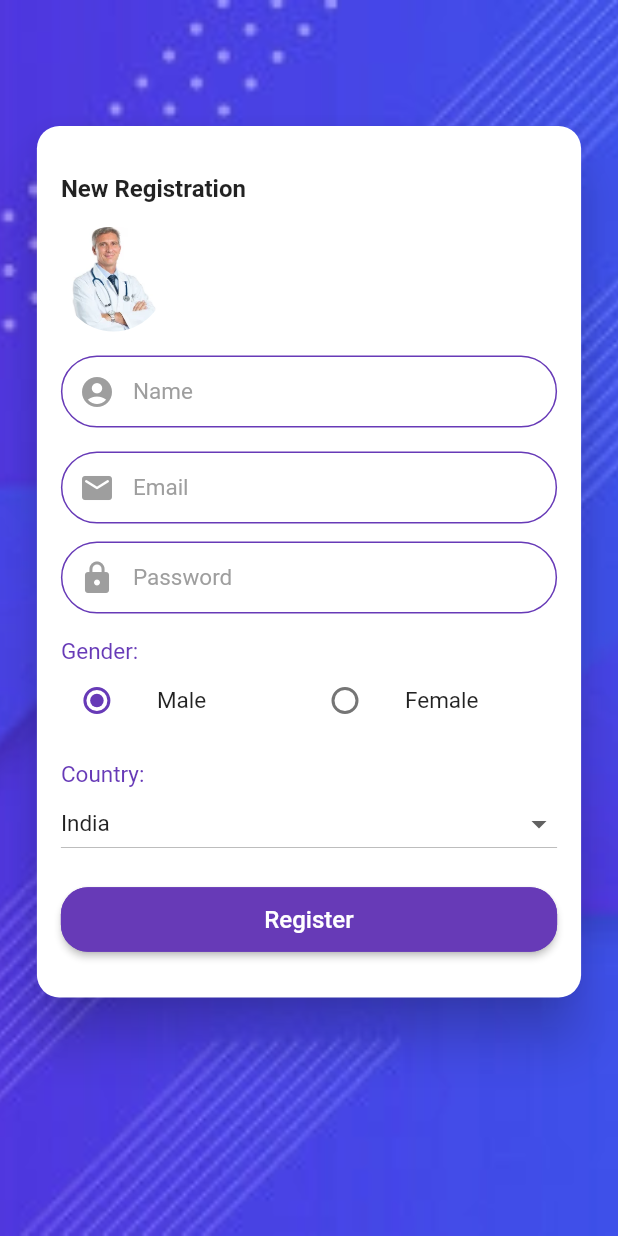
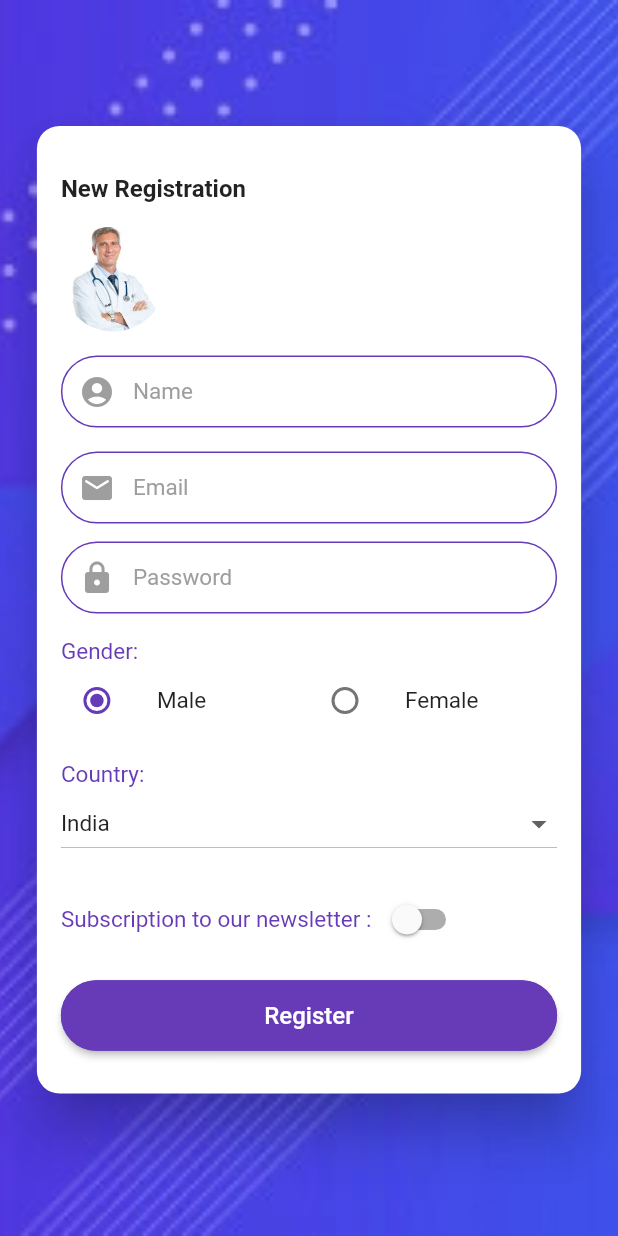
Before and after one commit to Neerav006/flutterui, a Flutter app: the SignUpPage screen opened directly, on a phone screen of 412 x 824 dp. Run offline on Flutter 3.47's test engine with Material 2 defaults, Android fonts, the phone set to English and light mode, and no system bars; network calls fail.

```diff
--- a/flutter_todo.txt
+++ b/flutter_todo.txt
@@ -23,3 +23,7 @@ Create basic registration form design for portrait and landscape mode.
 20-Oct-20
 Check documentation and tutorial for basic of ListView builder,GridView Builder ,
 and Navigation routes in application.
+
+21-Oct-20
+Check documentation and tutorial for use of async,await in flutter application.
+Create simple design for ListView builder from static list data.
--- a/lib/home.dart
+++ b/lib/home.dart
@@ -2,6 +2,7 @@ import 'dart:convert';
 
 import 'package:counter_app/appdrawer.dart';
 import 'package:counter_app/homefeed/home_newsfeed.dart';
+import 'package:counter_app/paginatedlist/pagination_home.dart';
 import 'package:flutter/material.dart';
 import 'package:flutter/services.dart' show rootBundle;
 
@@ -32,7 +33,8 @@ class _HomePageState extends State<HomePage> {
     return Scaffold(
        appBar: AppBar(title: Text("Home"),),
        drawer: AppDrawer(),
-       body: NewsFeedPage(articleList: this.articleList,),
+       body: PaginatedHome()
+      // NewsFeedPage(articleList: this.articleList,),
 
     );
   }
--- a/lib/login.dart
+++ b/lib/login.dart
@@ -84,7 +84,7 @@ class _LoginPageStateState extends State<LoginPageState> {
   Widget showPotraitLoginPage(orientation){
     print("${MediaQuery.of(context).size.width}");
     return
-      orientation == Orientation.portrait?
+      MediaQuery.of(context).orientation == Orientation.portrait?
       Stack(
       children: [
         Container(
--- a/lib/signup/sign_up.dart
+++ b/lib/signup/sign_up.dart
@@ -29,12 +29,15 @@ class _SignUpPageState extends State<SignUpPage> {
 
   var leftMargin = 16.0;
 
+  var isSwitched = false;
+
   @override
   Widget build(BuildContext context) {
     return Scaffold(
       body: OrientationBuilder(
         builder: (context, orientation) {
-          if (orientation == Orientation.portrait) {
+          // check orientation using media query
+          if (MediaQuery.of(context).orientation == Orientation.portrait) {
             leftMargin = MediaQuery.of(context).size.width * .05;
           } else {
             leftMargin = MediaQuery.of(context).size.width * 0.20;
@@ -321,16 +324,46 @@ class _SignUpPageState extends State<SignUpPage> {
         SizedBox(
           height: 16,
         ),
+
+        Row(
+          children: [
+            Text(
+              "Subscription to our newsletter : ",
+              style: TextStyle(
+                color: Colors.deepPurple,
+                fontSize: ResponsiveWidget.isSmallScreen(context)
+                    ? 15
+                    : ResponsiveWidget.isMediumScreen(context)
+                    ? 16
+                    : 18,
+              ),
+            ),
+            Switch(
+              value: isSwitched,
+              onChanged: (value){
+                setState(() {
+                  isSwitched=value;
+                  print(isSwitched);
+                });
+              },
+              activeTrackColor: Colors.deepPurpleAccent[100],
+              activeColor: Colors.deepPurple,
+            ),
+          ],
+        ),
+        SizedBox(
+          height: 16,
+        ),
         Container(
           width: double.infinity,
           // width: 200,
           child: RaisedButton(
               shape: RoundedRectangleBorder(
-                  borderRadius: BorderRadius.circular(18.0),
+                  borderRadius: BorderRadius.circular(25.0),
                   side: BorderSide(color: Colors.deepPurple)),
               color: Colors.deepPurple,
               child: Padding(
-                padding: const EdgeInsets.all(12.0),
+                padding: const EdgeInsets.all(14.0),
                 child: Text(
                   'Register',
                   style: TextStyle(
--- a/pubspec.yaml
+++ b/pubspec.yaml
@@ -23,7 +23,7 @@ environment:
 dependencies:
   flutter:
     sdk: flutter
-
+  http: ^0.12.2
 
   # The following adds the Cupertino Icons font to your application.
   # Use with the CupertinoIcons class for iOS style icons.
```
Also changed, not shown: lib/model/JsonPlaceHolderPhotoes.dart (added, +28 -0 lines), lib/paginatedlist/pagination_home.dart (added, +16 -0 lines), lib/paginatedlist/paging_list.dart (added, +180 -0 lines), pubspec.lock, 1 other file.
